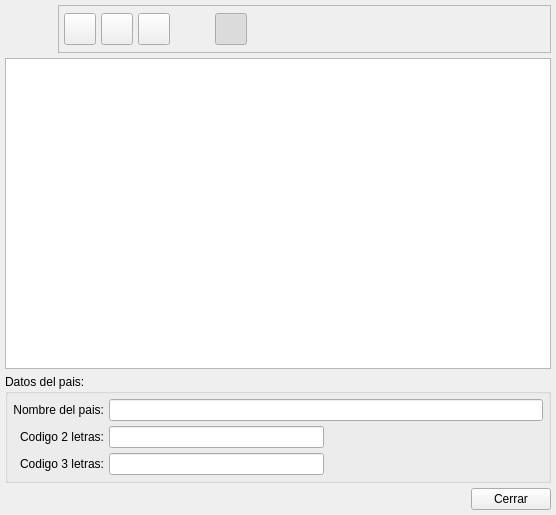
First picture: the form in bulmages/bulmacont/src/paisbase.ui, repository eboladev/Bulmages-1, before the edit.
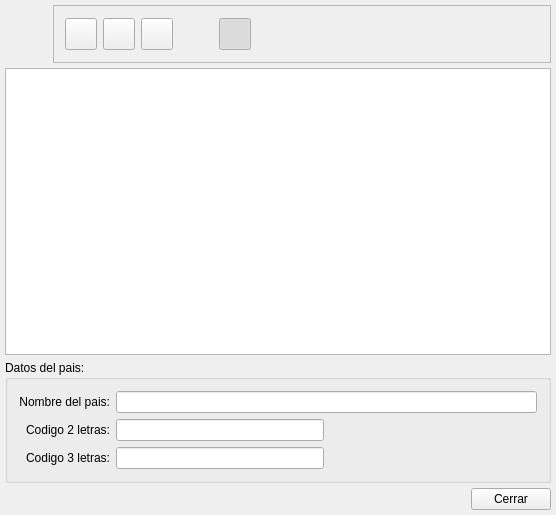
Second picture: the form after the edit. Icons and pictures are not drawn.

What changed in the file:
```diff
--- a/bulmages/bulmacont/src/paisbase.ui
+++ b/bulmages/bulmacont/src/paisbase.ui
@@ -16,39 +16,18 @@
    <iconset resource="../../bulmages.qrc" >:/BulmaCont32x32/images/png/i_centroCoste.xpm</iconset>
   </property>
   <layout class="QGridLayout" >
-   <property name="leftMargin" >
+   <property name="margin" >
     <number>5</number>
    </property>
-   <property name="topMargin" >
-    <number>5</number>
-   </property>
-   <property name="rightMargin" >
-    <number>5</number>
-   </property>
-   <property name="bottomMargin" >
-    <number>5</number>
-   </property>
-   <property name="horizontalSpacing" >
-    <number>5</number>
-   </property>
-   <property name="verticalSpacing" >
+   <property name="spacing" >
     <number>5</number>
    </property>
    <item row="0" column="0" >
     <layout class="QHBoxLayout" >
+     <property name="margin" >
+      <number>0</number>
+     </property>
      <property name="spacing" >
-      <number>5</number>
-     </property>
-     <property name="leftMargin" >
-      <number>0</number>
-     </property>
-     <property name="topMargin" >
-      <number>0</number>
-     </property>
-     <property name="rightMargin" >
-      <number>0</number>
-     </property>
-     <property name="bottomMargin" >
       <number>0</number>
      </property>
      <item>
@@ -82,23 +61,11 @@
         <enum>QFrame::Raised</enum>
        </property>
        <layout class="QGridLayout" >
-        <property name="leftMargin" >
-         <number>5</number>
+        <property name="margin" >
+         <number>11</number>
         </property>
-        <property name="topMargin" >
-         <number>5</number>
-        </property>
-        <property name="rightMargin" >
-         <number>5</number>
-        </property>
-        <property name="bottomMargin" >
-         <number>5</number>
-        </property>
-        <property name="horizontalSpacing" >
-         <number>5</number>
-        </property>
-        <property name="verticalSpacing" >
-         <number>5</number>
+        <property name="spacing" >
+         <number>6</number>
         </property>
         <item row="0" column="0" >
          <widget class="QToolButton" name="mui_crear" >
@@ -310,23 +277,11 @@
       <string>Datos del pais:</string>
      </property>
      <layout class="QGridLayout" >
-      <property name="leftMargin" >
-       <number>5</number>
+      <property name="margin" >
+       <number>11</number>
       </property>
-      <property name="topMargin" >
-       <number>5</number>
-      </property>
-      <property name="rightMargin" >
-       <number>5</number>
-      </property>
-      <property name="bottomMargin" >
-       <number>5</number>
-      </property>
-      <property name="horizontalSpacing" >
-       <number>5</number>
-      </property>
-      <property name="verticalSpacing" >
-       <number>5</number>
+      <property name="spacing" >
+       <number>6</number>
       </property>
       <item row="0" column="0" >
        <widget class="QLabel" name="textLabel1" >
@@ -410,19 +365,10 @@
    </item>
    <item row="3" column="0" >
     <layout class="QHBoxLayout" >
+     <property name="margin" >
+      <number>0</number>
+     </property>
      <property name="spacing" >
-      <number>5</number>
-     </property>
-     <property name="leftMargin" >
-      <number>0</number>
-     </property>
-     <property name="topMargin" >
-      <number>0</number>
-     </property>
-     <property name="rightMargin" >
-      <number>0</number>
-     </property>
-     <property name="bottomMargin" >
       <number>0</number>
      </property>
      <item>
```
